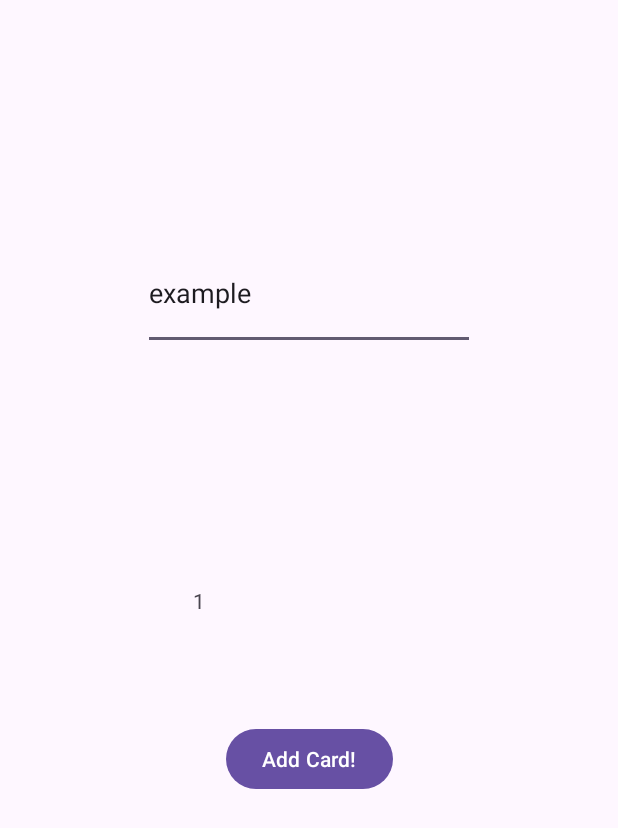
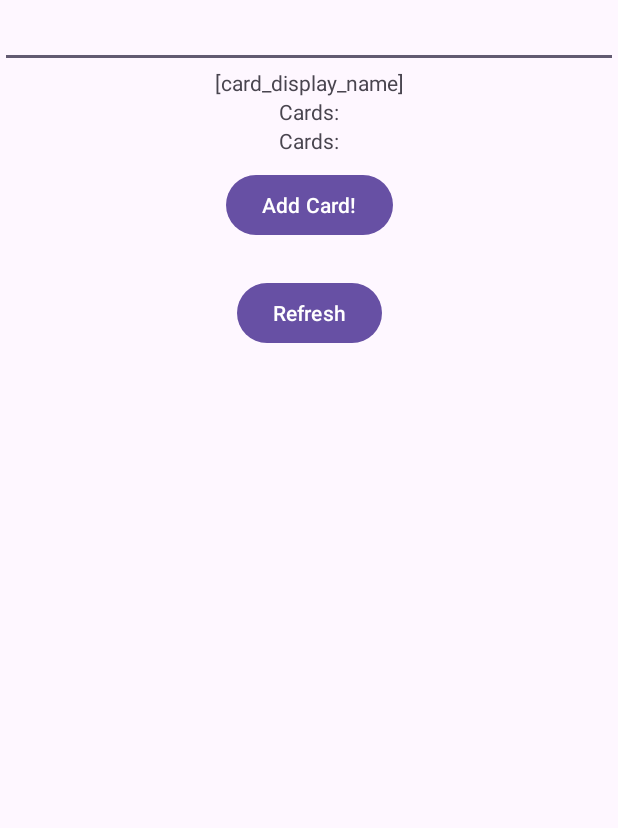
Before and after one commit to jakubovnik/PartyKal, an Android app: the CardActivity screen opened directly, with no data from a screen before it, after a tap on "Add Card!", on a phone screen of 412 x 824 dp. Shown: the top 828 px of the screen. Run offline under Robolectric (Android 15) with nearby library versions, the phone set to English and light mode, and no system bars.

Commit message:
adding to the database works, but indicators show wrong numbers

```diff
--- a/app/src/main/java/com/example/partykal/CardActivity.java
+++ b/app/src/main/java/com/example/partykal/CardActivity.java
@@ -4,6 +4,8 @@ import androidx.appcompat.app.AppCompatActivity;
 
 import android.database.Cursor;
 import android.os.Bundle;
+import android.text.Editable;
+import android.text.TextWatcher;
 import android.view.View;
 import android.widget.EditText;
 import android.widget.TextView;
@@ -11,7 +13,9 @@ import android.widget.TextView;
 public class CardActivity extends AppCompatActivity {
     DBM dbm;
     EditText et_add_card;
+    TextView tv_card_display_name;
     TextView tv_entry_amount;
+    TextView tv_card_amount;
 
     @Override
     protected void onCreate(Bundle savedInstanceState) {
@@ -19,7 +23,18 @@ public class CardActivity extends AppCompatActivity {
         setContentView(R.layout.activity_card);
         dbm = new DBM(this);
         et_add_card = findViewById(R.id.et_add_card);
+        tv_card_display_name = findViewById(R.id.tv_card_display_name);
         tv_entry_amount = findViewById(R.id.tv_entry_amount);
+        tv_card_amount = findViewById(R.id.tv_card_amount);
+    }
+    public void refreshValues(View view){
+        Cursor result = dbm.getCards();
+        String temp_string;
+        temp_string = R.string.tv_card_amount + Integer.toString(result.getCount());
+        tv_card_amount.setText(temp_string);
+        result = dbm.getSimilarCardTitle(et_add_card.getText().toString());
+        temp_string = R.string.tv_card_amount + Integer.toString(result.getCount());
+        tv_entry_amount.setText(temp_string);
     }
     public void addCard(View view){
         if(et_add_card.getText().toString().isEmpty()){
@@ -29,7 +44,6 @@ public class CardActivity extends AppCompatActivity {
         card.title = et_add_card.getText().toString();
         card.description = "bruh";
         dbm.addCard(card);
-        Cursor result = dbm.getCards();
-        tv_entry_amount.setText(Integer.toString(result.getCount()));
+        et_add_card.setText("");
     }
 }
--- a/app/src/main/java/com/example/partykal/DBM.java
+++ b/app/src/main/java/com/example/partykal/DBM.java
@@ -74,4 +74,8 @@ public class DBM extends SQLiteOpenHelper {
         SQLiteDatabase db = this.getWritableDatabase();
         return db.rawQuery("SELECT * FROM "+ CARD_TABLE_NAME, null);
     }
+    public Cursor getSimilarCardTitle(String title){
+        SQLiteDatabase db = this.getWritableDatabase();
+        return db.rawQuery("SELECT * FROM "+ CARD_TABLE_NAME +" WHERE title LIKE '%"+ title + "%'", null);
+    }
 }
--- a/app/src/main/res/layout/activity_card.xml
+++ b/app/src/main/res/layout/activity_card.xml
@@ -6,15 +6,43 @@
     android:layout_height="match_parent"
     tools:context=".CardActivity">
 
-    <TextView
-        android:id="@+id/tv_entry_amount"
-        android:layout_width="155dp"
-        android:layout_height="43dp"
-        android:text="@string/card_display_name"
-        app:layout_constraintBottom_toBottomOf="parent"
+    <EditText
+        android:id="@+id/et_add_card"
+        android:layout_width="0dp"
+        android:layout_height="wrap_content"
+        android:ems="10"
+        android:inputType="text"
+        android:text=""
         app:layout_constraintEnd_toEndOf="parent"
         app:layout_constraintStart_toStartOf="parent"
         app:layout_constraintTop_toTopOf="parent" />
+
+    <TextView
+        android:id="@+id/tv_card_display_name"
+        android:layout_width="wrap_content"
+        android:layout_height="wrap_content"
+        android:text="@string/card_display_name"
+        app:layout_constraintEnd_toEndOf="parent"
+        app:layout_constraintStart_toStartOf="parent"
+        app:layout_constraintTop_toBottomOf="@+id/et_add_card" />
+
+    <TextView
+        android:id="@+id/tv_entry_amount"
+        android:layout_width="wrap_content"
+        android:layout_height="wrap_content"
+        android:text="@string/tv_card_amount"
+        app:layout_constraintEnd_toEndOf="parent"
+        app:layout_constraintStart_toStartOf="parent"
+        app:layout_constraintTop_toBottomOf="@+id/tv_card_display_name" />
+
+    <TextView
+        android:id="@+id/tv_card_amount"
+        android:layout_width="wrap_content"
+        android:layout_height="wrap_content"
+        android:text="@string/tv_card_amount"
+        app:layout_constraintEnd_toEndOf="parent"
+        app:layout_constraintStart_toStartOf="parent"
+        app:layout_constraintTop_toBottomOf="@+id/tv_entry_amount" />
 
     <Button
         android:id="@+id/btn_add_card"
@@ -25,17 +53,17 @@
         android:onClick="addCard"
         app:layout_constraintEnd_toEndOf="parent"
         app:layout_constraintStart_toStartOf="parent"
-        app:layout_constraintTop_toBottomOf="@+id/tv_entry_amount" />
+        app:layout_constraintTop_toBottomOf="@+id/tv_card_display_name" />
 
-    <EditText
-        android:id="@+id/et_add_card"
-        android:layout_width="221dp"
-        android:layout_height="75dp"
-        android:ems="10"
-        android:inputType="text"
-        android:text="example"
-        app:layout_constraintBottom_toTopOf="@+id/tv_entry_amount"
+    <Button
+        android:id="@+id/button"
+        android:layout_width="wrap_content"
+        android:layout_height="wrap_content"
+        android:layout_marginTop="24dp"
+        android:text="@string/btn_refresh_output"
+        android:onClick="refreshValues"
         app:layout_constraintEnd_toEndOf="parent"
         app:layout_constraintStart_toStartOf="parent"
-        app:layout_constraintTop_toTopOf="parent" />
+        app:layout_constraintTop_toBottomOf="@+id/btn_add_card" />
+
 </androidx.constraintlayout.widget.ConstraintLayout>
--- a/app/src/main/res/values/strings.xml
+++ b/app/src/main/res/values/strings.xml
@@ -3,4 +3,6 @@
     <string name="btn_start_game">Start Game!</string>
     <string name="card_display_name" translatable="false">[card_display_name]</string>
     <string name="btn_add_card">Add Card!</string>
+    <string name="tv_card_amount">Cards:</string>
+    <string name="btn_refresh_output">Refresh</string>
 </resources>
```
Also changed, not shown: 1 other file.
